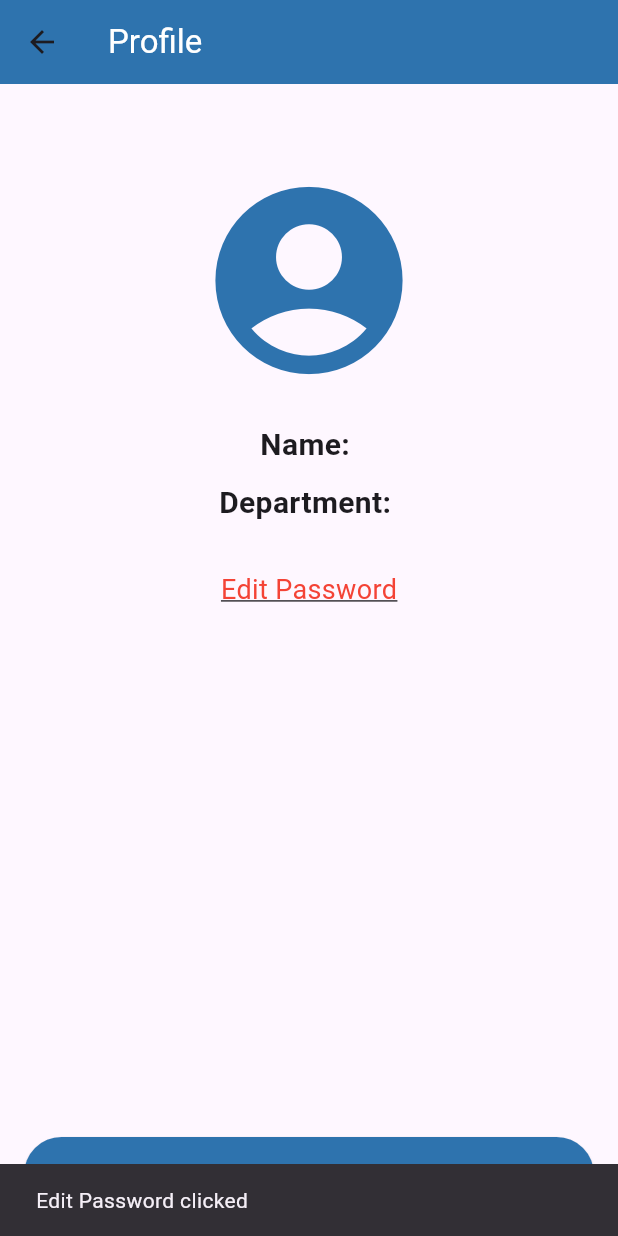
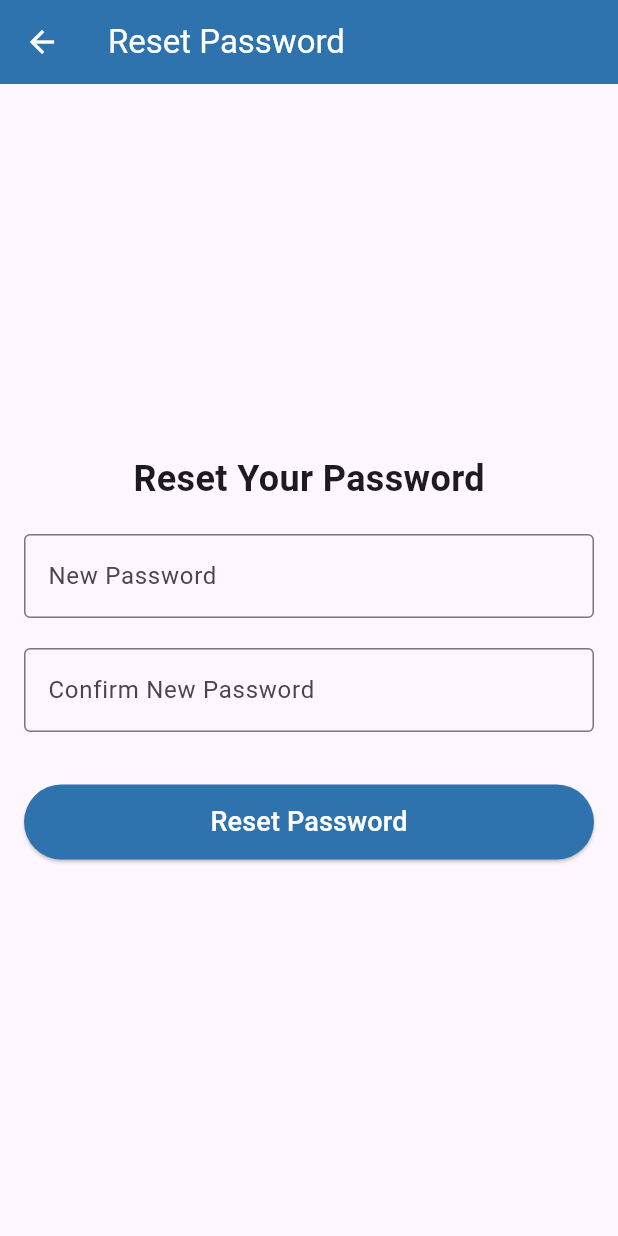
Before and after one commit to gabu-hero/FeedbackApp, a Flutter app: the ProfilePage screen opened directly, after a tap on "Edit Password", on a phone screen of 412 x 824 dp. Run offline on Flutter 3.47's test engine with Material 3 defaults, Android fonts, the phone set to English and light mode, and no system bars.

Commit message:
06-10-2024 2:12

```diff
--- /dev/null
+++ b/lib/passwordresetpage.dart
@@ -0,0 +1,128 @@
+import 'package:feedback_app/buttons.dart';
+import 'package:feedback_app/profilepage.dart';
+import 'package:flutter/material.dart';
+
+class PasswordResetPage extends StatefulWidget {
+  @override
+  _PasswordResetPageState createState() => _PasswordResetPageState();
+}
+
+class _PasswordResetPageState extends State<PasswordResetPage> {
+  final _passwordController = TextEditingController();
+  final _confirmPasswordController = TextEditingController();
+  final _formKey = GlobalKey<FormState>();
+
+  bool _isLoading = false;
+  String _errorMessage = '';
+
+  void _resetPassword() {
+    if (_formKey.currentState!.validate()) {
+      setState(() {
+        _isLoading = true;
+        _errorMessage = '';
+      });
+
+      // Simulate password reset success
+      Future.delayed(Duration(seconds: 2), () {
+        setState(() {
+          _isLoading = false;
+        });
+
+        ScaffoldMessenger.of(context).showSnackBar(SnackBar(
+          content: Text('Password successfully reset!'),
+        ));
+
+        // Reset form fields
+        _passwordController.clear();
+        _confirmPasswordController.clear();
+        Navigator.push(
+          context,
+          MaterialPageRoute(builder: (context) => ProfilePage()),
+        );
+      });
+    }
+  }
+
+  @override
+  Widget build(BuildContext context) {
+    return Scaffold(
+      appBar: AppBar(
+        title: Text(
+          'Reset Password',
+          style: TextStyle(color: Colors.white), // AppBar text color
+        ),
+        backgroundColor: Color(0xff2e73ae), // AppBar background color
+        iconTheme: IconThemeData(
+            color: Colors.white), // Optional: if you have icons in the AppBar
+      ),
+      body: Center(
+        child: SingleChildScrollView(
+          child: Padding(
+            padding: const EdgeInsets.all(16.0),
+            child: Form(
+              key: _formKey,
+              child: Column(
+                mainAxisSize: MainAxisSize.min,
+                children: [
+                  Text(
+                    'Reset Your Password',
+                    style: TextStyle(fontSize: 24, fontWeight: FontWeight.bold),
+                  ),
+                  SizedBox(height: 20),
+
+                  // Password field
+                  TextFormField(
+                    controller: _passwordController,
+                    obscureText: true,
+                    decoration: InputDecoration(
+                      labelText: 'New Password',
+                      border: OutlineInputBorder(),
+                    ),
+                    validator: (value) {
+                      if (value == null || value.isEmpty) {
+                        return 'Please enter a new password';
+                      }
+                      return null;
+                    },
+                  ),
+                  SizedBox(height: 20),
+
+                  // Confirm Password field
+                  TextFormField(
+                    controller: _confirmPasswordController,
+                    obscureText: true,
+                    decoration: InputDecoration(
+                      labelText: 'Confirm New Password',
+                      border: OutlineInputBorder(),
+                    ),
+                    validator: (value) {
+                      if (value != _passwordController.text) {
+                        return 'Passwords do not match';
+                      }
+                      return null;
+                    },
+                  ),
+                  SizedBox(height: 20),
+
+                  // Error Message
+                  if (_errorMessage.isNotEmpty)
+                    Text(
+                      _errorMessage,
+                      style: TextStyle(color: Colors.red),
+                    ),
+                  SizedBox(height: 10),
+
+                  // Submit button
+                  _isLoading
+                      ? CircularProgressIndicator()
+                      : Buttons(
+                          text: 'Reset Password', onPressed: _resetPassword)
+                ],
+              ),
+            ),
+          ),
+        ),
+      ),
+    );
+  }
+}
--- a/lib/profilepage.dart
+++ b/lib/profilepage.dart
@@ -1,3 +1,6 @@
+import 'package:feedback_app/buttons.dart';
+import 'package:feedback_app/mainloginpage.dart';
+import 'package:feedback_app/passwordresetpage.dart';
 import 'package:flutter/material.dart';
 
 class ProfilePage extends StatelessWidget {
@@ -43,9 +46,9 @@ class ProfilePage extends StatelessWidget {
             // Clickable Text for Editing Password
             GestureDetector(
               onTap: () {
-                // Handle password edit functionality here
-                ScaffoldMessenger.of(context).showSnackBar(
-                  SnackBar(content: Text('Edit Password clicked')),
+                Navigator.push(
+                  context,
+                  MaterialPageRoute(builder: (context) => PasswordResetPage()),
                 );
               },
               child: Text(
@@ -61,23 +64,14 @@ class ProfilePage extends StatelessWidget {
             Spacer(), // Pushes logout button to the bottom
 
             // Logout Button at the Bottom
-            ElevatedButton(
-              onPressed: () {
-                // Handle logout functionality
-                ScaffoldMessenger.of(context).showSnackBar(
-                  SnackBar(content: Text('Logged out')),
-                );
-              },
-              child: Text('Logout',
-                  style: TextStyle(
-                    color: Colors.white,
-                    fontSize: 18, // Change this to your desired font color
-                  )),
-              style: ElevatedButton.styleFrom(
-                  minimumSize: Size(double.infinity, 50),
-                  backgroundColor: Color(0xFF2E73AE) // Full-width button
-                  ),
-            ),
+            Buttons(
+                text: 'Logout',
+                onPressed: () {
+                  Navigator.push(
+                    context,
+                    MaterialPageRoute(builder: (context) => Mainloginpage()),
+                  );
+                })
           ],
         ),
       ),
```
Also changed, not shown: lib/facultydashboard.dart (+8 -1 lines), lib/facultylogin.dart (+9 -25 lines).
